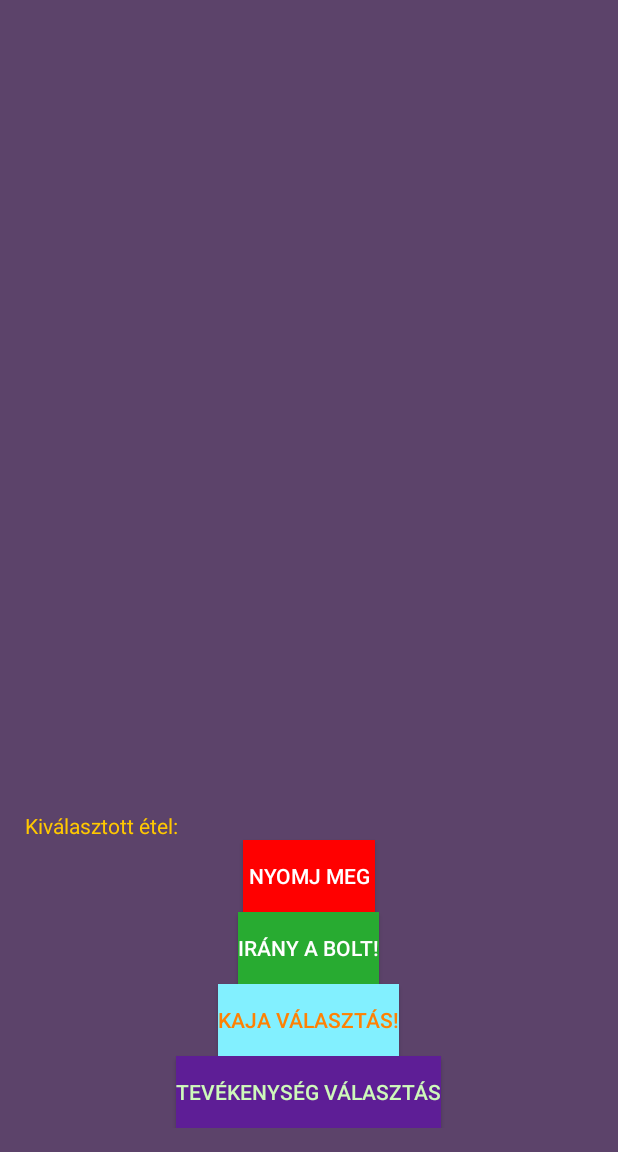
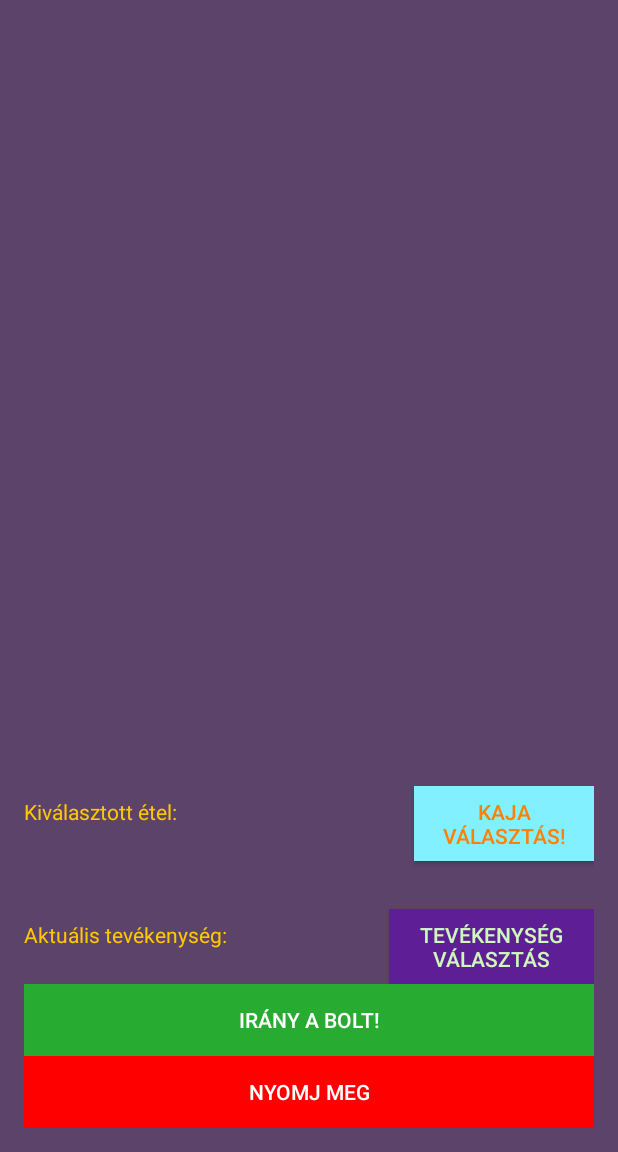
Before and after one commit to GalmabO/hu.nik.uniobuda.GalambO2, an Android app: the screen it shows after launch (MainActivity), on a phone screen of 412 x 824 dp, the part 84-1236 px from its top. Run offline under Robolectric (Android 15) with nearby library versions, the phone set to English and light mode, and no system bars.

Commit message:
MainActivity elrendezés

```diff
--- a/app/src/main/java/nik/uniobuda/hu/galambo/MainActivity.java
+++ b/app/src/main/java/nik/uniobuda/hu/galambo/MainActivity.java
@@ -125,7 +125,7 @@ public class MainActivity extends AppCompatActivity implements SensorEventListen
         Button button = (Button) findViewById(R.id.gomb);
         button.setOnClickListener(new View.OnClickListener() {
             @Override
-            public void onClick(View v) {
+             public void onClick(View v) {
                 galamb.setPenz(100);
             }
         });
@@ -134,7 +134,7 @@ public class MainActivity extends AppCompatActivity implements SensorEventListen
         boltgomb.setOnClickListener(new View.OnClickListener() {
             @Override
             public void onClick(View v) {
-                BoltActivityMegnyitas();
+            BoltActivityMegnyitas();
             }
         });
 
@@ -168,10 +168,14 @@ public class MainActivity extends AppCompatActivity implements SensorEventListen
             public void onClick(DialogInterface dialog, int item) {
                 Toast.makeText(getApplicationContext(),
                         "A kiválasztott tevékenység: "+tevekenysegradio[item], Toast.LENGTH_SHORT).show();
+                TextView tevekenysegTextView = (TextView) findViewById(R.id.kivalasztottTevekenyseg);
                 if(item >= 0)
                 {
                     TevekenysegValtas(item);
+
                 }
+
+                tevekenysegTextView.setText(galamb.ezeketcsinalhatja[galamb.getMitcsinal()]);
                 dialog.dismiss();
             }
         });
@@ -246,12 +250,15 @@ public class MainActivity extends AppCompatActivity implements SensorEventListen
                         break;
                     }
                 }
-                TextView kivalasztottkajaText=(TextView)findViewById(R.id.kivalasztottEtel);
+                //TextView kivalasztottkajaText=(TextView)findViewById(R.id.kivalasztottEtel);
+                ImageView kajaKep = (ImageView) findViewById(R.id.kajakep);
                 if(galamb.getSelectedFood() != -1)
                 {
-                    kivalasztottkajaText.setText(Store.getCikkek().get(galamb.getSelectedFood()).getNev().toString());
-                    Drawable image = getResources().getDrawable(Store.getCikkek().get(galamb.getSelectedFood()).getKepID(),null);
-                    kivalasztottkajaText.setCompoundDrawablesWithIntrinsicBounds(null,null,image,null);
+                    //kivalasztottkajaText.setText(Store.getCikkek().get(galamb.getSelectedFood()).getNev().toString());
+                    //kivalasztottkajaText.setText("");
+                    //Drawable image = getResources().getDrawable(Store.getCikkek().get(galamb.getSelectedFood()).getKepID(),null);
+                    //kivalasztottkajaText.setCompoundDrawablesWithIntrinsicBounds(null,null,image,null);
+                    kajaKep.setImageResource(Store.getCikkek().get(galamb.getSelectedFood()).getKepID());
                 }
 
                 dialog.dismiss();
@@ -305,19 +312,20 @@ public class MainActivity extends AppCompatActivity implements SensorEventListen
 
         SvipehezBeallitas();
 
-        TextView kivalasztottkajaText=(TextView)findViewById(R.id.kivalasztottEtel);
-
+        //TextView kivalasztottkajaText=(TextView)findViewById(R.id.kivalasztottEtel);
+        ImageView kajaKep = (ImageView) findViewById(R.id.kajakep);
         if(0<=galamb.getSelectedFood() && galamb.getSelectedFood()<=Store.getCikkek().size())
         {
 
-            kivalasztottkajaText.setText(Store.getCikkek().get(galamb.getSelectedFood()).getNev().toString());
-            Drawable image = getResources().getDrawable(Store.getCikkek().get(galamb.getSelectedFood()).getKepID(),null);
-            kivalasztottkajaText.setCompoundDrawablesWithIntrinsicBounds(null,null,image,null);
+            //kivalasztottkajaText.setText(Store.getCikkek().get(galamb.getSelectedFood()).getNev().toString());
+            //Drawable image = getResources().getDrawable(Store.getCikkek().get(galamb.getSelectedFood()).getKepID(),null);
+            //kivalasztottkajaText.setCompoundDrawablesWithIntrinsicBounds(null,null,image,null);
+            kajaKep.setImageResource(Store.getCikkek().get(galamb.getSelectedFood()).getKepID());
         }
         else
         {
-            kivalasztottkajaText.setText("Nincs kiválasztva étel!");
-            kivalasztottkajaText.setCompoundDrawablesWithIntrinsicBounds(null,null,null,null);
+            //kivalasztottkajaText.setText("Nincs kiválasztva étel!");
+            //kivalasztottkajaText.setCompoundDrawablesWithIntrinsicBounds(null,null,null,null);
 
         }
 
--- a/app/src/main/res/layout/activity_main.xml
+++ b/app/src/main/res/layout/activity_main.xml
@@ -21,6 +21,8 @@
             layout="@layout/toolbar" />
     </LinearLayout>
 
+
+
         <RelativeLayout xmlns:android="http://schemas.android.com/apk/res/android"
             xmlns:tools="http://schemas.android.com/tools"
             android:id="@+id/content_frame"
@@ -32,6 +34,7 @@
             android:paddingTop="@dimen/activity_vertical_margin"
             tools:context="nik.uniobuda.hu.galambo.MainActivity"
             android:background="#5c436A">
+
             <LinearLayout
                 android:layout_width="match_parent"
                 android:layout_height="match_parent"
@@ -40,51 +43,133 @@
                     android:layout_width="wrap_content"
                     android:layout_height="wrap_content"
                     android:layout_gravity="center"
-                    android:layout_centerHorizontal="true"
                     android:textColor="#ffc020"
                     android:id="@+id/aa"
                     android:textSize="30sp"/>
 
                 <ImageView
                     android:id="@+id/galamb_kep"
-                    android:layout_weight="2"
                     android:layout_gravity="center"
+                    android:layout_weight="1"
                     android:layout_width="match_parent"
                     android:layout_height="wrap_content"
                     android:background="@null" />
 
-                <RelativeLayout
-                    android:layout_width="wrap_content"
-                    android:layout_height="wrap_content">
+                <GridLayout
+                    android:layout_width="match_parent"
+                    android:layout_height="wrap_content"
+                    android:rowCount="1"
+                    android:layout_gravity="center"
+                    android:textAlignment="center"
+                    android:columnCount="3">
+
                     <android.support.v7.widget.AppCompatTextView
                         android:id="@+id/kivalasztottEtelszoveg"
+                        android:layout_column="0"
+
+                        android:layout_row="0"
+                        android:layout_columnSpan="1"
+                        android:layout_columnWeight="1"
                         android:layout_width="wrap_content"
                         android:layout_height="wrap_content"
                         android:text="Kiválasztott étel: "
-                        android:textAlignment="center"
-                        android:layout_gravity="center"
+                        android:textAlignment="textStart"
                         android:textColor="#ffc800" />
 
-                    <android.support.v7.widget.AppCompatTextView
-                        android:id="@+id/kivalasztottEtel"
-                        android:layout_width="wrap_content"
-                        android:layout_height="wrap_content"
-                        android:layout_gravity="center"
-                        android:textAlignment="center"
-                        android:layout_toRightOf="@id/kivalasztottEtelszoveg"
-                        android:textColor="#ffc800" />
-                </RelativeLayout>
+
+                    <ImageView
+                        android:id="@+id/kajakep"
+                        android:minHeight="82dp"
+                        android:layout_row="0"
+                        android:layout_column="1"
+                        android:layout_columnWeight="1"
+                        android:layout_columnSpan="1"
+                        android:minWidth="51dp"/>
+
+                    <android.support.v7.widget.AppCompatButton
+                        android:layout_width="120dp"
+                        android:layout_height="50dp"
+                        android:id="@+id/kaja"
+                        android:text="Kaja választás!"
+                        android:textColor="#ff8103"
+                        android:background="#82f0ff"
+                        android:layout_column="2"
+                        android:layout_row="0"
+                        android:layout_columnSpan="1" />
+                </GridLayout>
+
+                <GridLayout
+                    android:layout_width="match_parent"
+                    android:layout_height="wrap_content"
+                    android:rowCount="1"
+                    android:layout_gravity="center"
+                    android:textAlignment="center"
+                    android:columnCount="3">
+
+                     <android.support.v7.widget.AppCompatTextView
+                         android:id="@+id/kivalasztottTevekenysegszoveg"
+                         android:layout_column="0"
+                         android:layout_row="0"
+                         android:layout_columnWeight="1"
+                         android:layout_width="wrap_content"
+                         android:layout_columnSpan="1"
+                         android:layout_height="wrap_content"
+                         android:text="Aktuális tevékenység: "
+                         android:textAlignment="textStart"
+                         android:textColor="#ffc800" />
+
+                     <android.support.v7.widget.AppCompatTextView
+                             android:id="@+id/kivalasztottTevekenyseg"
+                             android:layout_width="wrap_content"
+                             android:layout_height="wrap_content"
+                             android:textAlignment="center"
+                             android:layout_row="0"
+                             android:layout_columnWeight="1"
+                             android:layout_columnSpan="1"
+                             android:layout_column="1"
+                             android:minWidth="51dp"
+                             android:textSize="16sp"
+                             android:textColor="#C8AFDE" />
+
+                     <android.support.v7.widget.AppCompatButton
+                         android:layout_width="110dp"
+                         android:layout_height="50dp"
+                         android:layout_row="0"
+                         android:layout_column="2"
+                         android:layout_columnSpan="1"
+                         android:layout_columnWeight="1"
+                         android:id="@+id/tevekenyseg"
+                         android:text="Tevékenység választás"
+                         android:textColor="#cef9ba"
+                         android:background="#5e1e96" />
+                </GridLayout>
+
 
                 <android.support.v7.widget.AppCompatButton
-                    android:layout_width="wrap_content"
+                    android:layout_width="match_parent"
+                    android:layout_gravity="fill"
+                    android:layout_rowWeight="1"
+                    android:layout_height="wrap_content"
+                    android:id="@+id/bolt"
+                    android:text="Irány a bolt!"
+                    android:textColor="#ffffff"
+                    android:background="#28ab31" />
+                <android.support.v7.widget.AppCompatButton
+                    android:layout_width="match_parent"
                     android:layout_height="wrap_content"
                     android:id="@+id/gomb"
                     android:layout_gravity="center"
                     android:text="Nyomj meg"
                     android:textColor="#ffffff"
-                    android:background="#FF0000"
-                    android:layout_below="@id/aa"
-                    android:layout_centerHorizontal="true"/>
+                    android:background="#FF0000" />
+                <android.support.v7.widget.AppCompatTextView
+                    android:id="@+id/kivalasztottEtel"
+                    android:layout_width="0dp"
+                    android:layout_height="0dp"
+                    android:visibility="invisible"
+                    android:textColor="#ffc800" />
+
+                <!--  -->
 
                 <!-- <android.support.v7.widget.AppCompatButton
                     android:layout_width="wrap_content"
@@ -97,38 +182,6 @@
                     android:layout_below="@id/gomb"
                     android:layout_centerHorizontal="true"/> -->
 
-                <android.support.v7.widget.AppCompatButton
-                    android:layout_width="wrap_content"
-                    android:layout_gravity="center"
-                    android:layout_height="wrap_content"
-                    android:id="@+id/bolt"
-                    android:text="Irány a bolt!"
-                    android:textColor="#ffffff"
-                    android:background="#28ab31"
-                    android:layout_below="@id/gomb"
-                    android:layout_centerHorizontal="true"/>
-
-                <android.support.v7.widget.AppCompatButton
-                    android:layout_width="wrap_content"
-                    android:layout_gravity="center"
-                    android:layout_height="wrap_content"
-                    android:id="@+id/kaja"
-                    android:text="Kaja választás!"
-                    android:textColor="#ff8103"
-                    android:background="#82f0ff"
-                    android:layout_below="@id/bolt"
-                    android:layout_centerHorizontal="true"/>
-
-                <android.support.v7.widget.AppCompatButton
-                    android:layout_width="wrap_content"
-                    android:layout_height="wrap_content"
-                    android:layout_gravity="center"
-                    android:id="@+id/tevekenyseg"
-                    android:text="Tevékenység választás"
-                    android:textColor="#cef9ba"
-                    android:background="#5e1e96"
-                    android:layout_below="@id/kaja"
-                    android:layout_centerHorizontal="true"/>
             </LinearLayout>
         </RelativeLayout>
     </LinearLayout>
```
